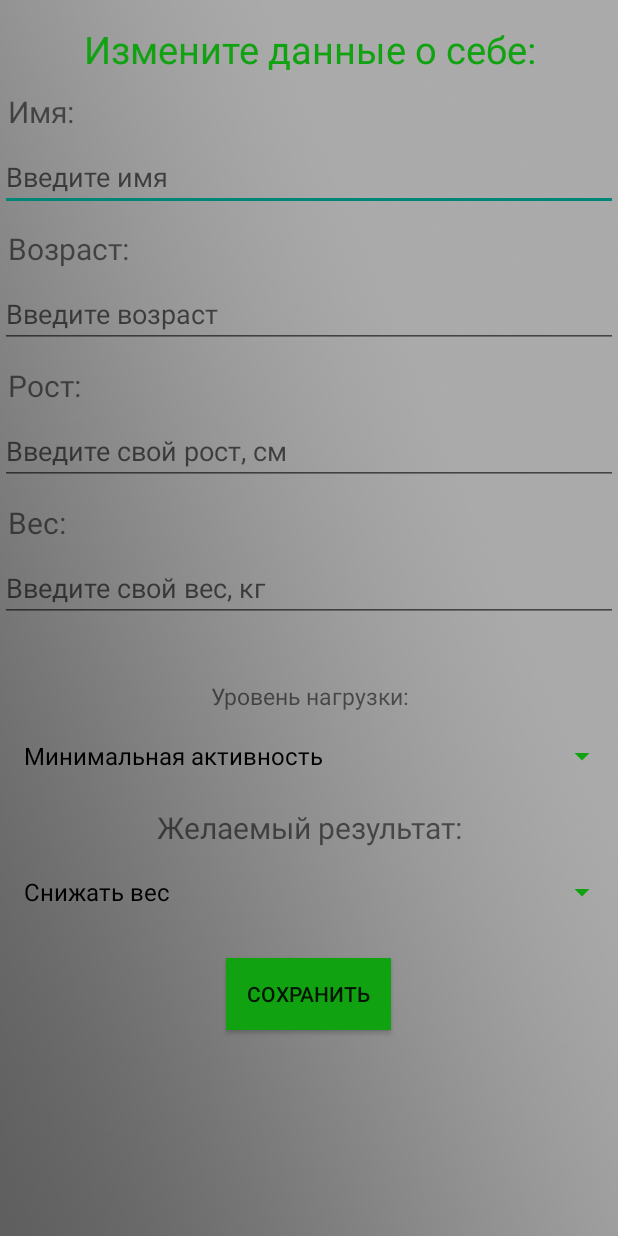
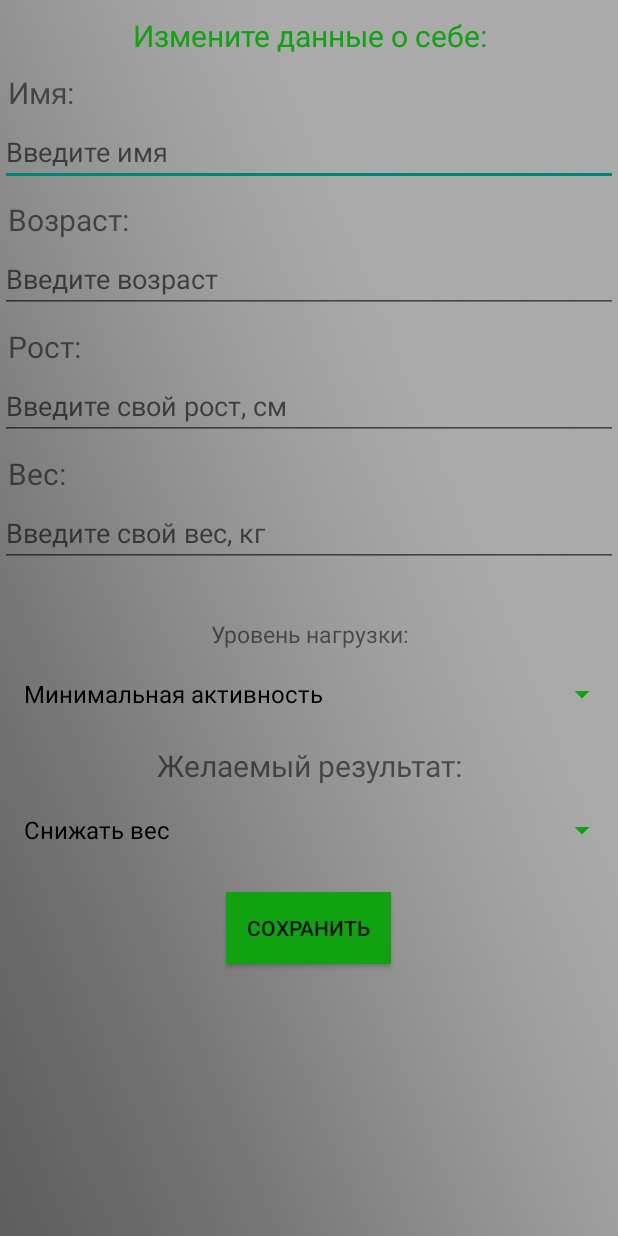
Before and after one commit to SERgey1312/calorieCounter, an Android app: the ChangeDataActivity screen opened directly, with no data from a screen before it, on a phone screen of 412 x 824 dp. Run offline under Robolectric (Android 15) with nearby library versions, the phone set to English and light mode, and no system bars; 7 statements that could not run were skipped.

Commit message:
some fix

```diff
--- a/app/src/main/java/serega/apps/caloriecounter/DBHelper.java
+++ b/app/src/main/java/serega/apps/caloriecounter/DBHelper.java
@@ -12,7 +12,7 @@ import java.util.ArrayList;
 
 public class DBHelper extends SQLiteOpenHelper {
 
-    private SQLiteDatabase db = getWritableDatabase() ;
+    private SQLiteDatabase db;
 
     public static final int DATABASE_VERSION = 13 ;
     public static final String DATABASE_NAME = "calorie_counter";
@@ -86,18 +86,22 @@ public class DBHelper extends SQLiteOpenHelper {
     }
 
     public void clearUserTable(){
+        db = getWritableDatabase();
         db.execSQL("DELETE FROM " + USER_TABLE);
     }
 
-    public void clearFoodTable(){
+    public void clearFoodTable() {
+        db = getWritableDatabase();
         db.execSQL("DELETE FROM " + FOOD_TABLE);
     }
 
     public void deleteOneProduct(String date, String name, String weight){
+        db = getWritableDatabase();
         db.execSQL("DELETE FROM " + FOOD_TABLE + " WHERE " + FOOD_DATE + " = " +  "\"" + date +  "\"" + " AND " + FOOD_NAME + " = " + "\"" +name +  "\"" + " AND " + FOOD_WEIGHT + " = " + "\"" + weight + "\"");
     }
 
     public void insertUser(User user) {
+        db = getWritableDatabase();
         ContentValues cv = new ContentValues();
         String w_index = getWeightIndex(user.getHeight(), user.getWeight());
         cv.put(USER_NAME, user.getName());
@@ -112,7 +116,7 @@ public class DBHelper extends SQLiteOpenHelper {
     }
 
     public void insertFood(Food food) {
-        //db = getWritableDatabase();
+        db = getWritableDatabase();
         ContentValues cv = new ContentValues();
         cv.put(FOOD_DATE, food.getDate_str());
         cv.put(FOOD_NAME, food.getName());
@@ -134,6 +138,7 @@ public class DBHelper extends SQLiteOpenHelper {
     }
 
     public ArrayList<User> getUserInfo(){
+        db = getReadableDatabase();
         ArrayList<User> users = new ArrayList<>();
         //db = getReadableDatabase();
         //String selection = USER_NAME + "= ?";
@@ -163,6 +168,7 @@ public class DBHelper extends SQLiteOpenHelper {
     }
 
     public ArrayList<Food> getFoodByDate(String date){
+
         ArrayList<Food> products = new ArrayList<>();
         db = getReadableDatabase();
         String selection = FOOD_DATE + "= ?";
--- a/app/src/main/java/serega/apps/caloriecounter/ProductPageActivity.java
+++ b/app/src/main/java/serega/apps/caloriecounter/ProductPageActivity.java
@@ -74,7 +74,7 @@ public class ProductPageActivity  extends AppCompatActivity {
         editTextView = findViewById(R.id.editTextView);
         saveFood = findViewById(R.id.saveFood);
 
-        String strCaloriePerHundredView = caloriePerHundredView.getText().toString() + product_calorie_per_hundred + "ккал.";
+        String strCaloriePerHundredView = caloriePerHundredView.getText().toString() + product_calorie_per_hundred + " ккал.";
         String strProteinsView = proteinsView.getText().toString() + proteins + " г.";
         String strFatsView = fatsView.getText().toString() + fats + " г.";
         String strCarboView = carboView.getText().toString() + carbo + " г.";
--- a/app/src/main/res/layout/activity_change_data.xml
+++ b/app/src/main/res/layout/activity_change_data.xml
@@ -23,12 +23,12 @@
             android:id="@+id/tittleDate"
             android:layout_width="match_parent"
             android:layout_height="wrap_content"
-            android:layout_marginTop="15dp"
+            android:layout_marginTop="10dp"
             android:layout_marginBottom="5dp"
             android:text="Измените данные о себе:"
             android:textAlignment="center"
             android:textColor="#10A211"
-            android:textSize="25dp" />
+            android:textSize="20dp" />
 
         <TextView
             android:id="@+id/tittleName"
@@ -36,7 +36,7 @@
             android:layout_height="wrap_content"
             android:layout_marginLeft="5dp"
             android:layout_marginTop="5dp"
-            android:layout_marginBottom="7dp"
+            android:layout_marginBottom="3dp"
             android:text="Имя:"
             android:textSize="20dp" />
 
@@ -44,7 +44,7 @@
             android:id="@+id/name"
             android:layout_width="match_parent"
             android:layout_height="wrap_content"
-            android:layout_marginBottom="6dp"
+            android:layout_marginBottom="3dp"
             android:hint="Введите имя" />
         <TextView
             android:id="@+id/tittleAge"
@@ -52,7 +52,7 @@
             android:layout_height="wrap_content"
             android:layout_marginLeft="5dp"
             android:layout_marginTop="5dp"
-            android:layout_marginBottom="7dp"
+            android:layout_marginBottom="3dp"
             android:text="Возраст:"
             android:textSize="20dp" />
 
@@ -60,7 +60,7 @@
             android:id="@+id/age"
             android:layout_width="match_parent"
             android:layout_height="wrap_content"
-            android:layout_marginBottom="6dp"
+            android:layout_marginBottom="3dp"
             android:hint="Введите возраст" />
 
         <TextView
@@ -69,7 +69,7 @@
             android:layout_height="wrap_content"
             android:layout_marginLeft="5dp"
             android:layout_marginTop="5dp"
-            android:layout_marginBottom="7dp"
+            android:layout_marginBottom="3dp"
             android:text="Рост:"
             android:textSize="20dp" />
 
@@ -77,7 +77,7 @@
             android:id="@+id/height"
             android:layout_width="match_parent"
             android:layout_height="wrap_content"
-            android:layout_marginBottom="6dp"
+            android:layout_marginBottom="3dp"
             android:hint="Введите свой рост, см" />
 
         <TextView
@@ -86,7 +86,7 @@
             android:layout_height="wrap_content"
             android:layout_marginLeft="5dp"
             android:layout_marginTop="5dp"
-            android:layout_marginBottom="7dp"
+            android:layout_marginBottom="3dp"
             android:text="Вес:"
             android:textSize="20dp" />
 
@@ -94,14 +94,14 @@
             android:id="@+id/weight"
             android:layout_width="match_parent"
             android:layout_height="wrap_content"
-            android:layout_marginBottom="6dp"
+            android:layout_marginBottom="3dp"
             android:hint="Введите свой вес, кг" />
 
         <TextView
             android:id="@+id/tittle_error"
             android:layout_width="match_parent"
             android:layout_height="wrap_content"
-            android:layout_marginBottom="5dp"
+            android:layout_marginBottom="3dp"
             android:text=""
             android:textAlignment="center"
             android:textSize="20dp" />
@@ -153,7 +153,7 @@
             android:layout_width="110dp"
             android:layout_height="wrap_content"
             android:layout_gravity="center"
-            android:layout_marginTop="10dp"
+            android:layout_marginTop="7dp"
             android:background="#10A211"
             android:text="сохранить"
             android:theme="@style/Widget.AppCompat.Button.Colored" />
--- a/app/src/main/res/layout/activity_product_page.xml
+++ b/app/src/main/res/layout/activity_product_page.xml
@@ -75,7 +75,7 @@
             android:layout_width="match_parent"
             android:layout_height="45dp"
             android:layout_margin="9dp"
-            android:textSize="23dp"
+            android:textSize="18dp"
             android:hint="Введите вес продукта, (в граммах)"/>
 
         <Button
```
Also changed, not shown: app/src/main/java/serega/apps/caloriecounter/CalendarActivity.java (+9 -8 lines), app/src/main/java/serega/apps/caloriecounter/ChangeDataActivity.java (+9 -0 lines), app/src/main/java/serega/apps/caloriecounter/DietActivity.java (+15 -6 lines), app/src/main/res/layout/activity_calendar.xml (+7 -3 lines), app/src/main/res/layout/activity_diet.xml (+10 -0 lines), app/src/main/res/layout/list_products.xml (+12 -10 lines).
